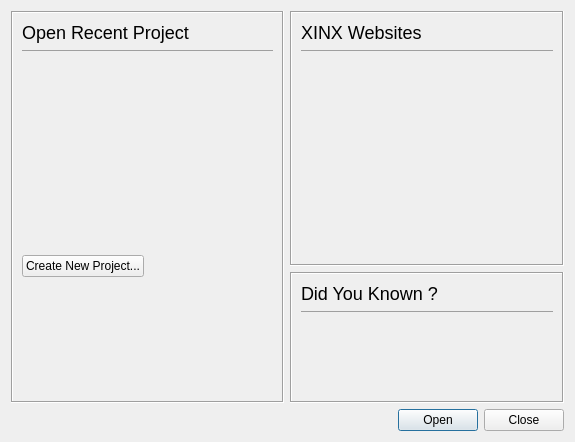
Above: xinx/ui/welcomdlg.ui from phoenix741/xinx before the change. Below: the same form after it.
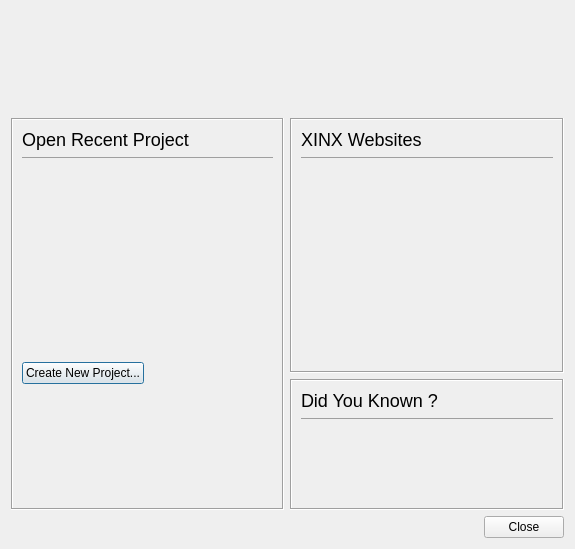
That is the form after the change. Icons and pictures are not drawn. Custom widgets are drawn as their Qt base class.

Diff of the .ui file:
```diff
--- a/xinx/ui/welcomdlg.ui
+++ b/xinx/ui/welcomdlg.ui
@@ -7,7 +7,7 @@
     <x>0</x>
     <y>0</y>
     <width>575</width>
-    <height>429</height>
+    <height>496</height>
    </rect>
   </property>
   <property name="windowTitle">
@@ -23,7 +23,7 @@
 }</string>
   </property>
   <layout class="QGridLayout" name="gridLayout">
-   <item row="0" column="0" rowspan="2">
+   <item row="1" column="0" rowspan="2">
     <widget class="QFrame" name="recentProjectsFrame">
      <property name="frameShape">
       <enum>QFrame::Box</enum>
@@ -110,7 +110,7 @@
      </layout>
     </widget>
    </item>
-   <item row="0" column="1">
+   <item row="1" column="1">
     <widget class="QFrame" name="sitesFrame">
      <property name="sizePolicy">
       <sizepolicy hsizetype="Preferred" vsizetype="MinimumExpanding">
@@ -174,7 +174,7 @@
      </layout>
     </widget>
    </item>
-   <item row="1" column="1">
+   <item row="2" column="1">
     <widget class="QFrame" name="tipFrame">
      <property name="frameShape">
       <enum>QFrame::Box</enum>
@@ -217,13 +217,30 @@
      </layout>
     </widget>
    </item>
-   <item row="2" column="0" colspan="2">
+   <item row="3" column="0" colspan="2">
     <widget class="QDialogButtonBox" name="buttonBox">
      <property name="orientation">
       <enum>Qt::Horizontal</enum>
      </property>
      <property name="standardButtons">
-      <set>QDialogButtonBox::Close|QDialogButtonBox::Open</set>
+      <set>QDialogButtonBox::Close</set>
+     </property>
+    </widget>
+   </item>
+   <item row="0" column="0" colspan="2">
+    <widget class="QFrame" name="banner">
+     <property name="minimumSize">
+      <size>
+       <width>0</width>
+       <height>101</height>
+      </size>
+     </property>
+     <property name="styleSheet">
+      <string>#banner {
+    border-image: url(:/images/banner.png) 0;
+    border-width: 0;
+}
+</string>
      </property>
     </widget>
    </item>
```
Left out of the diff: 12 changed lines with no effect on the pictures.
